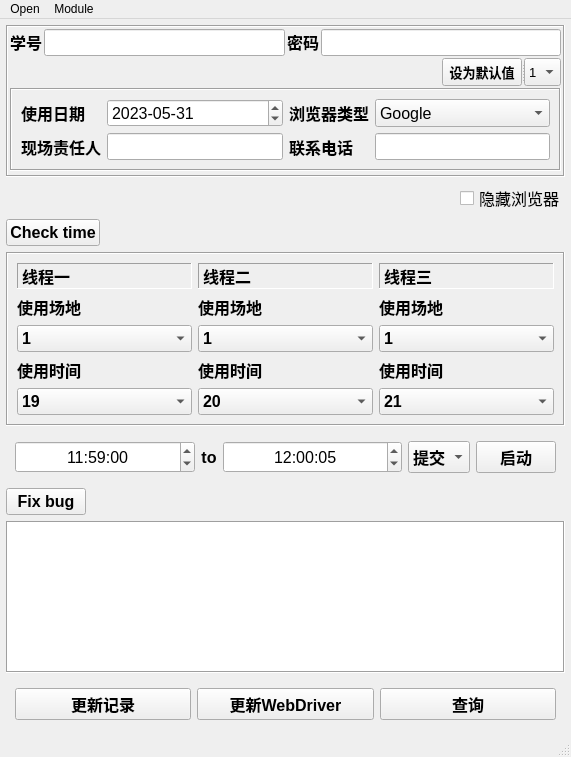
Before: the Qt Designer form ui_source/badminton_window.ui in gconstint/Badminton_Script, drawn with Qt 5.
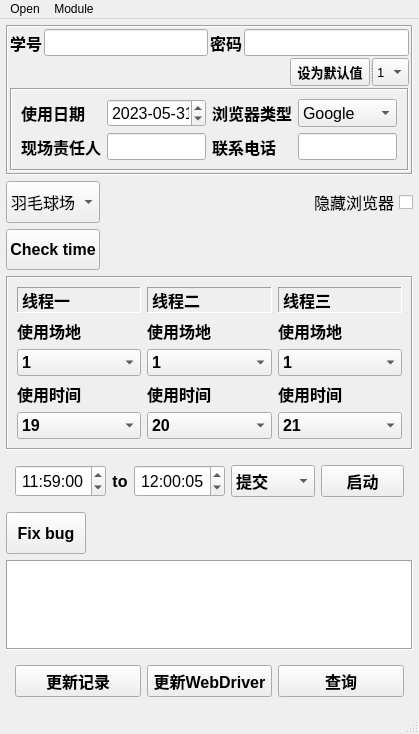
After: the same form once the commit is applied.

```diff
--- a/ui_source/badminton_window.ui
+++ b/ui_source/badminton_window.ui
@@ -6,13 +6,22 @@
    <rect>
     <x>0</x>
     <y>0</y>
-    <width>571</width>
-    <height>757</height>
+    <width>419</width>
+    <height>734</height>
    </rect>
   </property>
+  <property name="sizePolicy">
+   <sizepolicy hsizetype="Preferred" vsizetype="Preferred">
+    <horstretch>0</horstretch>
+    <verstretch>0</verstretch>
+   </sizepolicy>
+  </property>
   <property name="windowTitle">
    <string>MainWindow</string>
   </property>
+  <property name="layoutDirection">
+   <enum>Qt::LayoutDirection::LeftToRight</enum>
+  </property>
   <widget class="QWidget" name="centralwidget">
    <layout class="QGridLayout" name="gridLayout_4">
     <property name="leftMargin">
@@ -27,7 +36,7 @@
     <property name="bottomMargin">
      <number>6</number>
     </property>
-    <item row="3" column="0">
+    <item row="10" column="0">
      <widget class="QFrame" name="gridFrame">
       <property name="sizePolicy">
        <sizepolicy hsizetype="Preferred" vsizetype="Preferred">
@@ -51,7 +60,6 @@
        <font>
         <family>Arial</family>
         <pointsize>12</pointsize>
-        <weight>75</weight>
         <italic>false</italic>
         <bold>true</bold>
        </font>
@@ -81,7 +89,7 @@
           <font>
            <family>Arial</family>
            <pointsize>12</pointsize>
-           <weight>75</weight>
+           <italic>false</italic>
            <bold>true</bold>
           </font>
          </property>
@@ -108,6 +116,8 @@
           <font>
            <family>Arial</family>
            <pointsize>12</pointsize>
+           <italic>false</italic>
+           <bold>true</bold>
           </font>
          </property>
          <property name="currentText">
@@ -196,6 +206,8 @@
           <font>
            <family>Arial</family>
            <pointsize>12</pointsize>
+           <italic>false</italic>
+           <bold>true</bold>
           </font>
          </property>
          <property name="frameShape">
@@ -227,7 +239,7 @@
           <font>
            <family>Arial</family>
            <pointsize>12</pointsize>
-           <weight>75</weight>
+           <italic>false</italic>
            <bold>true</bold>
           </font>
          </property>
@@ -254,6 +266,8 @@
           <font>
            <family>Arial</family>
            <pointsize>12</pointsize>
+           <italic>false</italic>
+           <bold>true</bold>
           </font>
          </property>
          <property name="currentText">
@@ -309,6 +323,8 @@
           <font>
            <family>Arial</family>
            <pointsize>12</pointsize>
+           <italic>false</italic>
+           <bold>true</bold>
           </font>
          </property>
          <property name="currentText">
@@ -364,7 +380,7 @@
           <font>
            <family>Arial</family>
            <pointsize>12</pointsize>
-           <weight>75</weight>
+           <italic>false</italic>
            <bold>true</bold>
           </font>
          </property>
@@ -391,7 +407,7 @@
           <font>
            <family>Arial</family>
            <pointsize>12</pointsize>
-           <weight>75</weight>
+           <italic>false</italic>
            <bold>true</bold>
           </font>
          </property>
@@ -418,6 +434,8 @@
           <font>
            <family>Arial</family>
            <pointsize>12</pointsize>
+           <italic>false</italic>
+           <bold>true</bold>
           </font>
          </property>
          <property name="currentText">
@@ -506,7 +524,7 @@
           <font>
            <family>Arial</family>
            <pointsize>12</pointsize>
-           <weight>75</weight>
+           <italic>false</italic>
            <bold>true</bold>
           </font>
          </property>
@@ -533,6 +551,8 @@
           <font>
            <family>Arial</family>
            <pointsize>12</pointsize>
+           <italic>false</italic>
+           <bold>true</bold>
           </font>
          </property>
          <property name="currentText">
@@ -588,6 +608,8 @@
           <font>
            <family>Arial</family>
            <pointsize>12</pointsize>
+           <italic>false</italic>
+           <bold>true</bold>
           </font>
          </property>
          <property name="frameShape">
@@ -619,6 +641,8 @@
           <font>
            <family>Arial</family>
            <pointsize>12</pointsize>
+           <italic>false</italic>
+           <bold>true</bold>
           </font>
          </property>
          <property name="currentText">
@@ -707,7 +731,7 @@
           <font>
            <family>Arial</family>
            <pointsize>12</pointsize>
-           <weight>75</weight>
+           <italic>false</italic>
            <bold>true</bold>
           </font>
          </property>
@@ -734,6 +758,8 @@
           <font>
            <family>Arial</family>
            <pointsize>12</pointsize>
+           <italic>false</italic>
+           <bold>true</bold>
           </font>
          </property>
          <property name="frameShape">
@@ -750,10 +776,221 @@
       </layout>
      </widget>
     </item>
-    <item row="7" column="0">
+    <item row="11" column="0">
+     <widget class="QFrame" name="horizontalFrame">
+      <property name="sizePolicy">
+       <sizepolicy hsizetype="Preferred" vsizetype="Preferred">
+        <horstretch>0</horstretch>
+        <verstretch>0</verstretch>
+       </sizepolicy>
+      </property>
+      <layout class="QHBoxLayout" name="horizontalLayout_4">
+       <item>
+        <widget class="QTimeEdit" name="timeEdit_1">
+         <property name="sizePolicy">
+          <sizepolicy hsizetype="Preferred" vsizetype="Preferred">
+           <horstretch>0</horstretch>
+           <verstretch>0</verstretch>
+          </sizepolicy>
+         </property>
+         <property name="minimumSize">
+          <size>
+           <width>0</width>
+           <height>0</height>
+          </size>
+         </property>
+         <property name="maximumSize">
+          <size>
+           <width>16777215</width>
+           <height>16777215</height>
+          </size>
+         </property>
+         <property name="font">
+          <font>
+           <family>Arial</family>
+           <pointsize>12</pointsize>
+          </font>
+         </property>
+         <property name="alignment">
+          <set>Qt::AlignmentFlag::AlignCenter</set>
+         </property>
+         <property name="dateTime">
+          <datetime>
+           <hour>11</hour>
+           <minute>59</minute>
+           <second>0</second>
+           <year>2000</year>
+           <month>1</month>
+           <day>1</day>
+          </datetime>
+         </property>
+         <property name="displayFormat">
+          <string>HH:mm:ss</string>
+         </property>
+         <property name="time">
+          <time>
+           <hour>11</hour>
+           <minute>59</minute>
+           <second>0</second>
+          </time>
+         </property>
+        </widget>
+       </item>
+       <item>
+        <widget class="QLabel" name="label_17">
+         <property name="sizePolicy">
+          <sizepolicy hsizetype="Fixed" vsizetype="Preferred">
+           <horstretch>0</horstretch>
+           <verstretch>0</verstretch>
+          </sizepolicy>
+         </property>
+         <property name="maximumSize">
+          <size>
+           <width>16777215</width>
+           <height>16777215</height>
+          </size>
+         </property>
+         <property name="font">
+          <font>
+           <family>Arial</family>
+           <pointsize>12</pointsize>
+           <bold>true</bold>
+          </font>
+         </property>
+         <property name="text">
+          <string>to</string>
+         </property>
+         <property name="alignment">
+          <set>Qt::AlignmentFlag::AlignCenter</set>
+         </property>
+        </widget>
+       </item>
+       <item>
+        <widget class="QTimeEdit" name="timeEdit_3">
+         <property name="sizePolicy">
+          <sizepolicy hsizetype="Preferred" vsizetype="Preferred">
+           <horstretch>0</horstretch>
+           <verstretch>0</verstretch>
+          </sizepolicy>
+         </property>
+         <property name="minimumSize">
+          <size>
+           <width>0</width>
+           <height>0</height>
+          </size>
+         </property>
+         <property name="maximumSize">
+          <size>
+           <width>16777215</width>
+           <height>16777215</height>
+          </size>
+         </property>
+         <property name="font">
+          <font>
+           <family>Arial</family>
+           <pointsize>12</pointsize>
+          </font>
+         </property>
+         <property name="alignment">
+          <set>Qt::AlignmentFlag::AlignCenter</set>
+         </property>
+         <property name="dateTime">
+          <datetime>
+           <hour>12</hour>
+           <minute>0</minute>
+           <second>5</second>
+           <year>2000</year>
+           <month>1</month>
+           <day>1</day>
+          </datetime>
+         </property>
+         <property name="displayFormat">
+          <string>HH:mm:ss</string>
+         </property>
+         <property name="time">
+          <time>
+           <hour>12</hour>
+           <minute>0</minute>
+           <second>5</second>
+          </time>
+         </property>
+        </widget>
+       </item>
+       <item>
+        <widget class="QComboBox" name="comboBox_4">
+         <property name="sizePolicy">
+          <sizepolicy hsizetype="Preferred" vsizetype="Preferred">
+           <horstretch>0</horstretch>
+           <verstretch>0</verstretch>
+          </sizepolicy>
+         </property>
+         <property name="minimumSize">
+          <size>
+           <width>0</width>
+           <height>0</height>
+          </size>
+         </property>
+         <property name="maximumSize">
+          <size>
+           <width>16777215</width>
+           <height>16777215</height>
+          </size>
+         </property>
+         <property name="font">
+          <font>
+           <family>Arial</family>
+           <pointsize>12</pointsize>
+           <bold>true</bold>
+          </font>
+         </property>
+         <property name="currentText">
+          <string>提交</string>
+         </property>
+         <item>
+          <property name="text">
+           <string>提交</string>
+          </property>
+         </item>
+         <item>
+          <property name="text">
+           <string>保存</string>
+          </property>
+         </item>
+        </widget>
+       </item>
+       <item>
+        <widget class="QPushButton" name="pushButton_1">
+         <property name="sizePolicy">
+          <sizepolicy hsizetype="Preferred" vsizetype="Preferred">
+           <horstretch>0</horstretch>
+           <verstretch>0</verstretch>
+          </sizepolicy>
+         </property>
+         <property name="maximumSize">
+          <size>
+           <width>16777215</width>
+           <height>16777215</height>
+          </size>
+         </property>
+         <property name="font">
+          <font>
+           <family>Arial</family>
+           <pointsize>12</pointsize>
+           <bold>true</bold>
+          </font>
+         </property>
+         <property name="text">
+          <string>启动</string>
+         </property>
+        </widget>
+       </item>
+      </layout>
+     </widget>
+    </item>
+    <item row="14" column="0">
      <widget class="QFrame" name="horizontalFrame_3">
       <property name="sizePolicy">
-       <sizepolicy hsizetype="Preferred" vsizetype="Fixed">
+       <sizepolicy hsizetype="Preferred" vsizetype="Preferred">
         <horstretch>0</horstretch>
         <verstretch>0</verstretch>
        </sizepolicy>
@@ -771,7 +1008,6 @@
           <font>
            <family>Arial</family>
            <pointsize>12</pointsize>
-           <weight>75</weight>
            <bold>true</bold>
           </font>
          </property>
@@ -792,7 +1028,6 @@
           <font>
            <family>Arial</family>
            <pointsize>12</pointsize>
-           <weight>75</weight>
            <bold>true</bold>
           </font>
          </property>
@@ -813,7 +1048,6 @@
           <font>
            <family>Arial</family>
            <pointsize>12</pointsize>
-           <weight>75</weight>
            <bold>true</bold>
           </font>
          </property>
@@ -825,10 +1059,10 @@
       </layout>
      </widget>
     </item>
-    <item row="5" column="0">
+    <item row="12" column="0">
      <widget class="QFrame" name="horizontalFrame">
       <property name="sizePolicy">
-       <sizepolicy hsizetype="Preferred" vsizetype="Fixed">
+       <sizepolicy hsizetype="Preferred" vsizetype="Preferred">
         <horstretch>0</horstretch>
         <verstretch>0</verstretch>
        </sizepolicy>
@@ -861,7 +1095,6 @@
           <font>
            <family>Arial</family>
            <pointsize>12</pointsize>
-           <weight>75</weight>
            <bold>true</bold>
           </font>
          </property>
@@ -873,10 +1106,100 @@
       </layout>
      </widget>
     </item>
+    <item row="13" column="0">
+     <widget class="QTextBrowser" name="textBrowser">
+      <property name="sizePolicy">
+       <sizepolicy hsizetype="Preferred" vsizetype="Preferred">
+        <horstretch>0</horstretch>
+        <verstretch>0</verstretch>
+       </sizepolicy>
+      </property>
+      <property name="font">
+       <font>
+        <family>Arial</family>
+        <pointsize>11</pointsize>
+       </font>
+      </property>
+      <property name="frameShape">
+       <enum>QFrame::Shape::Box</enum>
+      </property>
+      <property name="frameShadow">
+       <enum>QFrame::Shadow::Sunken</enum>
+      </property>
+      <property name="sizeAdjustPolicy">
+       <enum>QAbstractScrollArea::SizeAdjustPolicy::AdjustToContents</enum>
+      </property>
+      <property name="lineWrapMode">
+       <enum>QTextEdit::LineWrapMode::NoWrap</enum>
+      </property>
+     </widget>
+    </item>
+    <item row="9" column="0">
+     <widget class="QFrame" name="horizontalFrame">
+      <property name="sizePolicy">
+       <sizepolicy hsizetype="Fixed" vsizetype="Preferred">
+        <horstretch>0</horstretch>
+        <verstretch>0</verstretch>
+       </sizepolicy>
+      </property>
+      <property name="minimumSize">
+       <size>
+        <width>0</width>
+        <height>0</height>
+       </size>
+      </property>
+      <property name="maximumSize">
+       <size>
+        <width>200</width>
+        <height>16777215</height>
+       </size>
+      </property>
+      <property name="layoutDirection">
+       <enum>Qt::LayoutDirection::LeftToRight</enum>
+      </property>
+      <layout class="QHBoxLayout" name="horizontalLayout">
+       <property name="leftMargin">
+        <number>0</number>
+       </property>
+       <property name="topMargin">
+        <number>0</number>
+       </property>
+       <property name="rightMargin">
+        <number>0</number>
+       </property>
+       <property name="bottomMargin">
+        <number>0</number>
+       </property>
+       <item alignment="Qt::AlignmentFlag::AlignLeft">
+        <widget class="QPushButton" name="pushButton_2">
+         <property name="sizePolicy">
+          <sizepolicy hsizetype="Preferred" vsizetype="Preferred">
+           <horstretch>0</horstretch>
+           <verstretch>0</verstretch>
+          </sizepolicy>
+         </property>
+         <property name="font">
+          <font>
+           <family>Arial</family>
+           <pointsize>12</pointsize>
+           <bold>true</bold>
+          </font>
+         </property>
+         <property name="layoutDirection">
+          <enum>Qt::LayoutDirection::LeftToRight</enum>
+         </property>
+         <property name="text">
+          <string>Check time</string>
+         </property>
+        </widget>
+       </item>
+      </layout>
+     </widget>
+    </item>
     <item row="0" column="0">
      <widget class="QFrame" name="horizontalFrame">
       <property name="sizePolicy">
-       <sizepolicy hsizetype="Preferred" vsizetype="Preferred">
+       <sizepolicy hsizetype="Fixed" vsizetype="Preferred">
         <horstretch>0</horstretch>
         <verstretch>0</verstretch>
        </sizepolicy>
@@ -899,10 +1222,10 @@
        </font>
       </property>
       <property name="frameShape">
-       <enum>QFrame::Box</enum>
+       <enum>QFrame::Shape::Box</enum>
       </property>
       <property name="frameShadow">
-       <enum>QFrame::Sunken</enum>
+       <enum>QFrame::Shadow::Sunken</enum>
       </property>
       <layout class="QGridLayout" name="gridLayout_3">
        <property name="leftMargin">
@@ -923,7 +1246,7 @@
        <item row="0" column="2">
         <widget class="QLabel" name="label_4">
          <property name="sizePolicy">
-          <sizepolicy hsizetype="Fixed" vsizetype="Fixed">
+          <sizepolicy hsizetype="Fixed" vsizetype="Preferred">
            <horstretch>0</horstretch>
            <verstretch>0</verstretch>
           </sizepolicy>
@@ -932,7 +1255,6 @@
           <font>
            <family>Arial</family>
            <pointsize>12</pointsize>
-           <weight>75</weight>
            <bold>true</bold>
           </font>
          </property>
@@ -944,7 +1266,7 @@
        <item row="0" column="3">
         <widget class="QLineEdit" name="lineEdit_2">
          <property name="sizePolicy">
-          <sizepolicy hsizetype="Preferred" vsizetype="Fixed">
+          <sizepolicy hsizetype="Preferred" vsizetype="Preferred">
            <horstretch>0</horstretch>
            <verstretch>0</verstretch>
           </sizepolicy>
@@ -972,7 +1294,7 @@
        <item row="3" column="0" colspan="4">
         <widget class="QFrame" name="horizontalFrame_2">
          <property name="sizePolicy">
-          <sizepolicy hsizetype="Preferred" vsizetype="Fixed">
+          <sizepolicy hsizetype="Preferred" vsizetype="Preferred">
            <horstretch>0</horstretch>
            <verstretch>0</verstretch>
           </sizepolicy>
@@ -1039,7 +1361,7 @@
           <item row="1" column="2">
            <widget class="QLabel" name="label_11">
             <property name="sizePolicy">
-             <sizepolicy hsizetype="Fixed" vsizetype="Preferred">
+             <sizepolicy hsizetype="Preferred" vsizetype="Preferred">
               <horstretch>0</horstretch>
               <verstretch>0</verstretch>
              </sizepolicy>
@@ -1048,7 +1370,6 @@
              <font>
               <family>Arial</family>
               <pointsize>12</pointsize>
-              <weight>75</weight>
               <bold>true</bold>
              </font>
             </property>
@@ -1063,7 +1384,6 @@
              <font>
               <family>Arial</family>
               <pointsize>12</pointsize>
-              <weight>75</weight>
               <bold>true</bold>
              </font>
             </property>
@@ -1104,7 +1424,7 @@
           <item row="1" column="0">
            <widget class="QLabel" name="label_5">
             <property name="sizePolicy">
-             <sizepolicy hsizetype="Fixed" vsizetype="Preferred">
+             <sizepolicy hsizetype="Preferred" vsizetype="Preferred">
               <horstretch>0</horstretch>
               <verstretch>0</verstretch>
              </sizepolicy>
@@ -1113,7 +1433,6 @@
              <font>
               <family>Arial</family>
               <pointsize>12</pointsize>
-              <weight>75</weight>
               <bold>true</bold>
              </font>
             </property>
@@ -1197,7 +1516,7 @@
          </property>
          <widget class="QPushButton" name="pushButton_5">
           <property name="sizePolicy">
-           <sizepolicy hsizetype="Fixed" vsizetype="Fixed">
+           <sizepolicy hsizetype="Preferred" vsizetype="Preferred">
             <horstretch>0</horstretch>
             <verstretch>0</verstretch>
            </sizepolicy>
@@ -1212,7 +1531,6 @@
            <font>
             <family>Arial</family>
             <pointsize>10</pointsize>
-            <weight>75</weight>
             <bold>true</bold>
            </font>
           </property>
@@ -1270,7 +1588,7 @@
        <item row="0" column="1">
         <widget class="QLineEdit" name="lineEdit">
          <property name="sizePolicy">
-          <sizepolicy hsizetype="Preferred" vsizetype="Fixed">
+          <sizepolicy hsizetype="Preferred" vsizetype="Preferred">
            <horstretch>0</horstretch>
            <verstretch>0</verstretch>
           </sizepolicy>
@@ -1298,7 +1616,7 @@
        <item row="0" column="0">
         <widget class="QLabel" name="label_3">
          <property name="sizePolicy">
-          <sizepolicy hsizetype="Fixed" vsizetype="Fixed">
+          <sizepolicy hsizetype="Fixed" vsizetype="Preferred">
            <horstretch>0</horstretch>
            <verstretch>0</verstretch>
           </sizepolicy>
@@ -1307,7 +1625,6 @@
           <font>
            <family>Arial</family>
            <pointsize>12</pointsize>
-           <weight>75</weight>
            <bold>true</bold>
           </font>
          </property>
@@ -1319,15 +1636,21 @@
       </layout>
      </widget>
     </item>
-    <item row="2" column="0">
+    <item row="8" column="0">
      <widget class="QFrame" name="horizontalFrame">
-      <property name="sizePolicy">
-       <sizepolicy hsizetype="Preferred" vsizetype="Fixed">
-        <horstretch>0</horstretch>
-        <verstretch>0</verstretch>
-       </sizepolicy>
+      <property name="minimumSize">
+       <size>
+        <width>0</width>
+        <height>0</height>
+       </size>
       </property>
-      <layout class="QHBoxLayout" name="horizontalLayout">
+      <layout class="QHBoxLayout" name="horizontalLayout_5">
+       <property name="spacing">
+        <number>-1</number>
+       </property>
+       <property name="sizeConstraint">
+        <enum>QLayout::SizeConstraint::SetDefaultConstraint</enum>
+       </property>
        <property name="leftMargin">
         <number>0</number>
        </property>
@@ -1340,10 +1663,10 @@
        <property name="bottomMargin">
         <number>0</number>
        </property>
-       <item alignment="Qt::AlignLeft">
-        <widget class="QPushButton" name="pushButton_2">
+       <item>
+        <widget class="QComboBox" name="comboBox_3">
          <property name="sizePolicy">
-          <sizepolicy hsizetype="Preferred" vsizetype="Preferred">
+          <sizepolicy hsizetype="Fixed" vsizetype="Preferred">
            <horstretch>0</horstretch>
            <verstretch>0</verstretch>
           </sizepolicy>
@@ -1352,43 +1675,53 @@
           <font>
            <family>Arial</family>
            <pointsize>12</pointsize>
-           <weight>75</weight>
-           <bold>true</bold>
           </font>
          </property>
-         <property name="text">
-          <string>Check time</string>
+         <property name="contextMenuPolicy">
+          <enum>Qt::ContextMenuPolicy::DefaultContextMenu</enum>
          </property>
+         <property name="sizeAdjustPolicy">
+          <enum>QComboBox::SizeAdjustPolicy::AdjustToContentsOnFirstShow</enum>
+         </property>
+         <property name="duplicatesEnabled">
+          <bool>true</bool>
+         </property>
+         <property name="frame">
+          <bool>true</bool>
+         </property>
+         <item>
+          <property name="text">
+           <string>羽毛球场</string>
+          </property>
+         </item>
+         <item>
+          <property name="text">
+           <string>乒乓球场</string>
+          </property>
+         </item>
+         <item>
+          <property name="text">
+           <string>网球场</string>
+          </property>
+         </item>
+         <item>
+          <property name="text">
+           <string>匹克球场</string>
+          </property>
+         </item>
+         <item>
+          <property name="text">
+           <string>XX场1</string>
+          </property>
+         </item>
+         <item>
+          <property name="text">
+           <string>XX场2</string>
+          </property>
+         </item>
         </widget>
        </item>
-      </layout>
-     </widget>
-    </item>
-    <item row="1" column="0">
-     <widget class="QFrame" name="verticalFrame">
-      <property name="sizePolicy">
-       <sizepolicy hsizetype="Preferred" vsizetype="Fixed">
-        <horstretch>0</horstretch>
-        <verstretch>0</verstretch>
-       </sizepolicy>
-      </property>
-      <layout class="QVBoxLayout" name="verticalLayout">
-       <property name="spacing">
-        <number>0</number>
-       </property>
-       <property name="leftMargin">
-        <number>0</number>
-       </property>
-       <property name="topMargin">
-        <number>0</number>
-       </property>
-       <property name="rightMargin">
-        <number>0</number>
-       </property>
-       <property name="bottomMargin">
-        <number>0</number>
-       </property>
-       <item alignment="Qt::AlignRight">
+       <item>
         <widget class="QCheckBox" name="checkBox_1">
          <property name="sizePolicy">
           <sizepolicy hsizetype="Preferred" vsizetype="Preferred">
@@ -1402,6 +1735,9 @@
            <pointsize>12</pointsize>
           </font>
          </property>
+         <property name="layoutDirection">
+          <enum>Qt::LayoutDirection::RightToLeft</enum>
+         </property>
          <property name="text">
           <string>隐藏浏览器</string>
          </property>
@@ -1413,248 +1749,6 @@
       </layout>
      </widget>
     </item>
-    <item row="6" column="0">
-     <widget class="QTextBrowser" name="textBrowser">
-      <property name="sizePolicy">
-       <sizepolicy hsizetype="Preferred" vsizetype="Preferred">
-        <horstretch>0</horstretch>
-        <verstretch>0</verstretch>
-       </sizepolicy>
-      </property>
-      <property name="font">
-       <font>
-        <family>Arial</family>
-        <pointsize>11</pointsize>
-       </font>
-      </property>
-      <property name="frameShape">
-       <enum>QFrame::Box</enum>
-      </property>
-      <property name="frameShadow">
-       <enum>QFrame::Sunken</enum>
-      </property>
-      <property name="sizeAdjustPolicy">
-       <enum>QAbstractScrollArea::AdjustToContents</enum>
-      </property>
-      <property name="lineWrapMode">
-       <enum>QTextEdit::NoWrap</enum>
-      </property>
-     </widget>
-    </item>
-    <item row="4" column="0">
-     <widget class="QFrame" name="horizontalFrame">
-      <property name="sizePolicy">
-       <sizepolicy hsizetype="Preferred" vsizetype="Fixed">
-        <horstretch>0</horstretch>
-        <verstretch>0</verstretch>
-       </sizepolicy>
-      </property>
-      <layout class="QHBoxLayout" name="horizontalLayout_4">
-       <item>
-        <widget class="QTimeEdit" name="timeEdit_1">
-         <property name="sizePolicy">
-          <sizepolicy hsizetype="Preferred" vsizetype="Preferred">
-           <horstretch>0</horstretch>
-           <verstretch>0</verstretch>
-          </sizepolicy>
-         </property>
-         <property name="minimumSize">
-          <size>
-           <width>0</width>
-           <height>0</height>
-          </size>
-         </property>
-         <property name="maximumSize">
-          <size>
-           <width>16777215</width>
-           <height>16777215</height>
-          </size>
-         </property>
-         <property name="font">
-          <font>
-           <family>Arial</family>
-           <pointsize>12</pointsize>
-          </font>
-         </property>
-         <property name="alignment">
-          <set>Qt::AlignCenter</set>
-         </property>
-         <property name="dateTime">
-          <datetime>
-           <hour>11</hour>
-           <minute>59</minute>
-           <second>0</second>
-           <year>2000</year>
-           <month>1</month>
-           <day>1</day>
-          </datetime>
-         </property>
-         <property name="displayFormat">
-          <string>HH:mm:ss</string>
-         </property>
-         <property name="time">
-          <time>
-           <hour>11</hour>
-           <minute>59</minute>
-           <second>0</second>
-          </time>
-         </property>
-        </widget>
-       </item>
-       <item>
-        <widget class="QLabel" name="label_17">
-         <property name="sizePolicy">
-          <sizepolicy hsizetype="Fixed" vsizetype="Preferred">
-           <horstretch>0</horstretch>
-           <verstretch>0</verstretch>
-          </sizepolicy>
-         </property>
-         <property name="maximumSize">
-          <size>
-           <width>16777215</width>
-           <height>16777215</height>
-          </size>
-         </property>
-         <property name="font">
-          <font>
-           <family>Arial</family>
-           <pointsize>12</pointsize>
-           <weight>75</weight>
-           <bold>true</bold>
-          </font>
-         </property>
-         <property name="text">
-          <string>to</string>
-         </property>
-         <property name="alignment">
-          <set>Qt::AlignCenter</set>
-         </property>
-        </widget>
-       </item>
-       <item>
-        <widget class="QTimeEdit" name="timeEdit_3">
-         <property name="sizePolicy">
-          <sizepolicy hsizetype="Preferred" vsizetype="Preferred">
-           <horstretch>0</horstretch>
-           <verstretch>0</verstretch>
-          </sizepolicy>
-         </property>
-         <property name="minimumSize">
-          <size>
-           <width>140</width>
-           <height>0</height>
-          </size>
-         </property>
-         <property name="maximumSize">
-          <size>
-           <width>16777215</width>
-           <height>16777215</height>
-          </size>
-         </property>
-         <property name="font">
-          <font>
-           <family>Arial</family>
-           <pointsize>12</pointsize>
-          </font>
-         </property>
-         <property name="alignment">
-          <set>Qt::AlignCenter</set>
-         </property>
-         <property name="dateTime">
-          <datetime>
-           <hour>12</hour>
-           <minute>0</minute>
-           <second>5</second>
-           <year>2000</year>
-           <month>1</month>
-           <day>1</day>
-          </datetime>
-         </property>
-         <property name="displayFormat">
-          <string>HH:mm:ss</string>
-         </property>
-         <property name="time">
-          <time>
-           <hour>12</hour>
-           <minute>0</minute>
-           <second>5</second>
-          </time>
-         </property>
-        </widget>
-       </item>
-       <item>
-        <widget class="QComboBox" name="comboBox_4">
-         <property name="sizePolicy">
-          <sizepolicy hsizetype="Fixed" vsizetype="Preferred">
-           <horstretch>0</horstretch>
-           <verstretch>0</verstretch>
-          </sizepolicy>
-         </property>
-         <property name="minimumSize">
-          <size>
-           <width>0</width>
-           <height>0</height>
-          </size>
-         </property>
-         <property name="maximumSize">
-          <size>
-           <width>16777215</width>
-           <height>16777215</height>
-          </size>
-         </property>
-         <property name="font">
-          <font>
-           <family>Arial</family>
-           <pointsize>12</pointsize>
-           <weight>75</weight>
-           <bold>true</bold>
-          </font>
-         </property>
-         <property name="currentText">
-          <string>提交</string>
-         </property>
-         <item>
-          <property name="text">
-           <string>提交</string>
-          </property>
-         </item>
-         <item>
-          <property name="text">
-           <string>保存</string>
-          </property>
-         </item>
-        </widget>
-       </item>
-       <item>
-        <widget class="QPushButton" name="pushButton_1">
-         <property name="sizePolicy">
-          <sizepolicy hsizetype="Fixed" vsizetype="Preferred">
-           <horstretch>0</horstretch>
-           <verstretch>0</verstretch>
-          </sizepolicy>
-         </property>
-         <property name="maximumSize">
-          <size>
-           <width>16777215</width>
-           <height>16777215</height>
-          </size>
-         </property>
-         <property name="font">
-          <font>
-           <family>Arial</family>
-           <pointsize>12</pointsize>
-           <weight>75</weight>
-           <bold>true</bold>
-          </font>
-         </property>
-         <property name="text">
-          <string>启动</string>
-         </property>
-        </widget>
-       </item>
-      </layout>
-     </widget>
-    </item>
    </layout>
   </widget>
   <widget class="QMenuBar" name="menubar">
@@ -1662,8 +1756,8 @@
     <rect>
      <x>0</x>
      <y>0</y>
-     <width>571</width>
-     <height>23</height>
+     <width>419</width>
+     <height>37</height>
     </rect>
    </property>
    <widget class="QMenu" name="menuOpen">
```
Left out of the diff: 31 changed lines with no effect on the pictures.
